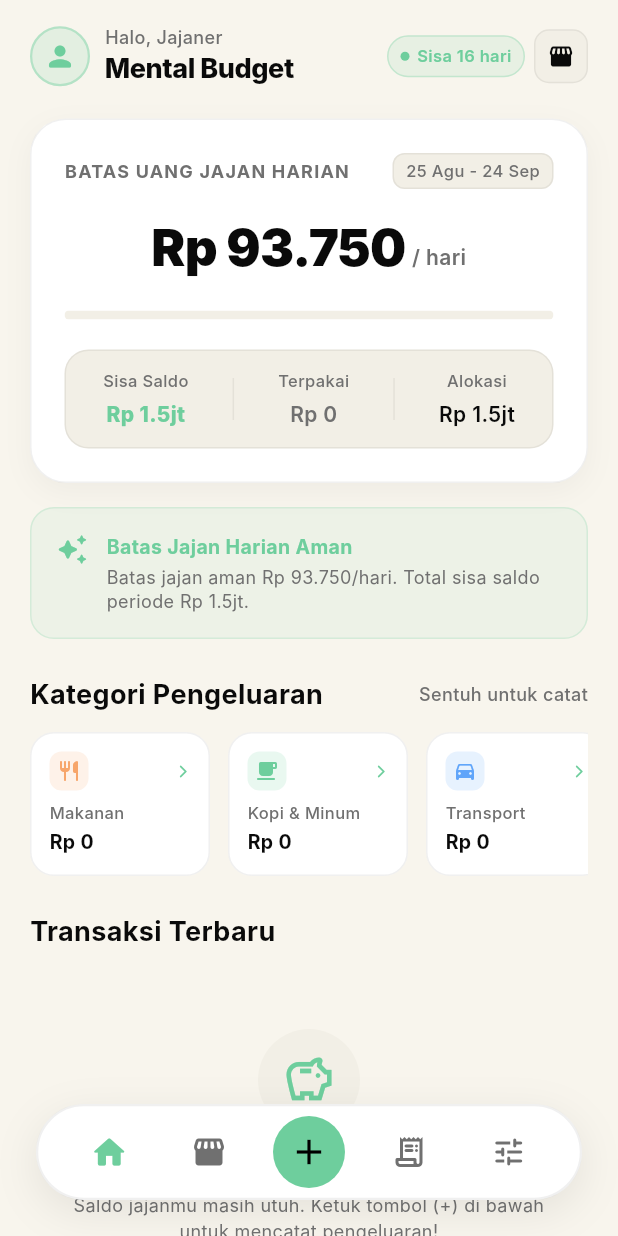
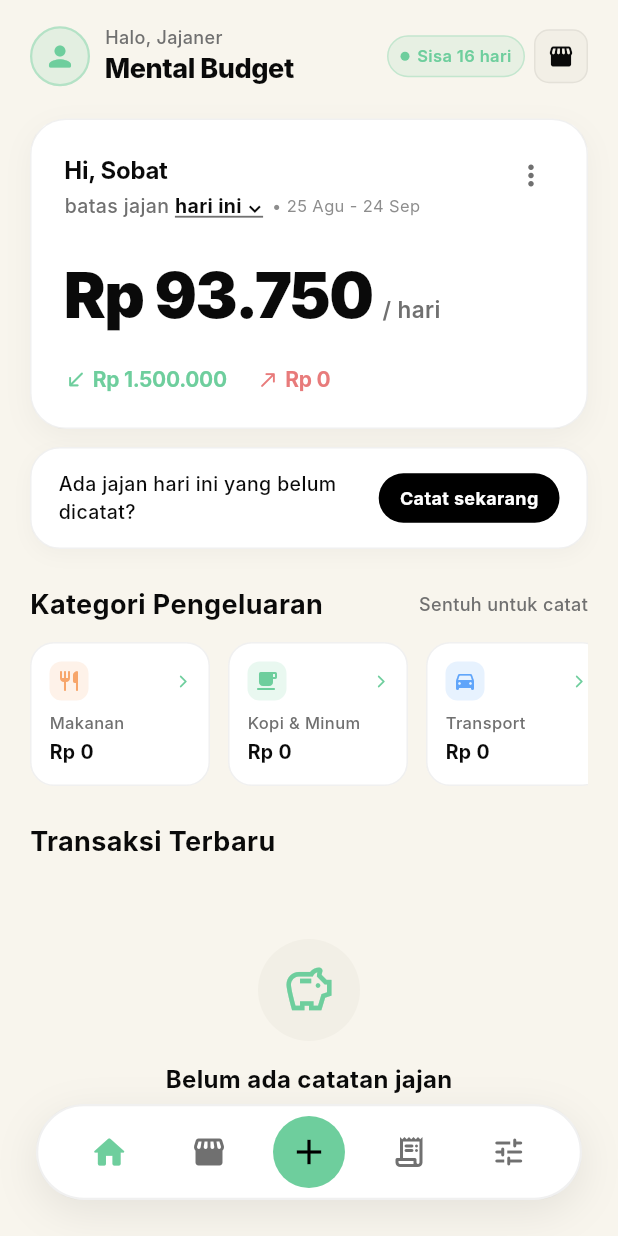
Before and after one commit to HelloRayy/expense-tracker, a Flutter app: the screen it shows after launch, on a phone screen of 412 x 824 dp. Run offline on Flutter 3.47's test engine with Material 3 defaults, Android fonts, the phone set to English and light mode, and no system bars; our stand-ins replace shared_preferences, sqflite; accounts and stored records are empty; Roboto replaces fonts that are missing (Inter).

Commit message:
feat(dashboard): align hero card and action banner with reference layout

```diff
--- a/lib/features/dashboard/dashboard_screen.dart
+++ b/lib/features/dashboard/dashboard_screen.dart
@@ -111,8 +111,9 @@ class _DashboardScreenState extends State<DashboardScreen> with WidgetsBindingOb
                         delegate: SliverChildListDelegate([
                           const SizedBox(height: 8),
 
-                          // Hero Balance Card (Pirsch 24px Radius)
+                          // Hero Balance Card (Refined Reference Layout)
                           _buildHeroBalanceCard(
+                            context: context,
                             remaining: remaining,
                             totalBudget: totalBudget,
                             spent: spent,
@@ -127,17 +128,20 @@ class _DashboardScreenState extends State<DashboardScreen> with WidgetsBindingOb
                             textPrimary: textPrimary,
                             textSecondary: textSecondary,
                           ),
-                          const SizedBox(height: 16),
+                          const SizedBox(height: 12),
 
-                          // Pirsch Nudge Banner
+                          // Secondary Nudge & Action Card (Reference Pill Button Layout)
                           _buildNudgeBanner(
+                            context: context,
                             dailyAllowance: dailyAllowance,
                             remaining: remaining,
                             isOverBudget: isOverBudget,
+                            cardColor: cardColor,
                             elevatedColor: elevatedColor,
                             borderColor: borderColor,
                             textPrimary: textPrimary,
                             textSecondary: textSecondary,
+                            isDark: isDark,
                           ),
                           const SizedBox(height: 24),
 
@@ -416,6 +420,7 @@ class _DashboardScreenState extends State<DashboardScreen> with WidgetsBindingOb
   }
 
   Widget _buildHeroBalanceCard({
+    required BuildContext context,
     required int remaining,
     required int totalBudget,
     required int spent,
@@ -449,50 +454,93 @@ class _DashboardScreenState extends State<DashboardScreen> with WidgetsBindingOb
         ],
       ),
       child: Column(
-        crossAxisAlignment: CrossAxisAlignment.center,
+        crossAxisAlignment: CrossAxisAlignment.start,
         children: [
-          // Header Row: Title & Period Badge
+          // Header Row: Greeting & Period Dropdown (Left) + 3-Dots Menu (Right)
           Row(
             mainAxisAlignment: MainAxisAlignment.spaceBetween,
+            crossAxisAlignment: CrossAxisAlignment.start,
             children: [
               Expanded(
-                child: Text(
-                  'BATAS UANG JAJAN HARIAN',
+                child: Column(
+                  crossAxisAlignment: CrossAxisAlignment.start,
+                  children: [
+                    Text(
+                      'Hi, Sobat',
+                      style: TextStyle(
+                        color: textPrimary,
+                        fontSize: 16,
+                        fontWeight: FontWeight.w700,
+                        letterSpacing: -0.2,
+                      ),
+                    ),
+                    const SizedBox(height: 3),
+                    InkWell(
+                      onTap: () => EditBudgetDialog.show(context, widget.repository),
+                      borderRadius: BorderRadius.circular(6),
+                      child: Row(
+                        mainAxisSize: MainAxisSize.min,
+                        children: [
+                          Text(
+                            'batas jajan ',
                             style: TextStyle(
                               color: textSecondary,
-                    fontSize: 12,
-                    fontWeight: FontWeight.w700,
-                    letterSpacing: 0.8,
-                  ),
-                  maxLines: 1,
-                  overflow: TextOverflow.ellipsis,
+                              fontSize: 13,
+                              fontWeight: FontWeight.w500,
                             ),
                           ),
-              const SizedBox(width: 8),
-              if (formattedPeriod.isNotEmpty)
-                Container(
-                  padding: const EdgeInsets.symmetric(horizontal: 8, vertical: 3),
-                  decoration: BoxDecoration(
-                    color: elevatedColor,
-                    borderRadius: BorderRadius.circular(8),
-                    border: Border.all(color: borderColor),
+                          Text(
+                            'hari ini ⌄',
+                            style: TextStyle(
+                              color: textPrimary,
+                              fontSize: 13,
+                              fontWeight: FontWeight.w700,
+                              decoration: TextDecoration.underline,
+                              decorationColor: textSecondary,
                             ),
-                  child: Text(
-                    formattedPeriod,
+                          ),
+                          if (formattedPeriod.isNotEmpty) ...[
+                            const SizedBox(width: 6),
+                            Text(
+                              '• $formattedPeriod',
                               style: TextStyle(
+                                color: textSecondary.withValues(alpha: 0.8),
+                                fontSize: 11,
+                                fontWeight: FontWeight.w400,
+                              ),
+                            ),
+                          ],
+                        ],
+                      ),
+                    ),
+                  ],
+                ),
+              ),
+              // 3-dots Menu Button
+              Material(
+                color: Colors.transparent,
+                child: InkWell(
+                  onTap: () => EditBudgetDialog.show(context, widget.repository),
+                  borderRadius: BorderRadius.circular(16),
+                  child: Container(
+                    padding: const EdgeInsets.all(4),
+                    child: Icon(
+                      Icons.more_vert_rounded,
                       color: textSecondary,
-                      fontSize: 11,
-                      fontWeight: FontWeight.w500,
+                      size: 22,
+                    ),
                   ),
                 ),
               ),
             ],
           ),
-          const SizedBox(height: 14),
+          const SizedBox(height: 20),
 
-          // Main Hero Nominal (Batas Uang Jajan Harian)
-          Row(
-            mainAxisAlignment: MainAxisAlignment.center,
+          // Main Hero Nominal: Left-aligned
+          FittedBox(
+            fit: BoxFit.scaleDown,
+            alignment: Alignment.centerLeft,
+            child: Row(
               crossAxisAlignment: CrossAxisAlignment.baseline,
               textBaseline: TextBaseline.alphabetic,
               children: [
@@ -500,182 +548,152 @@ class _DashboardScreenState extends State<DashboardScreen> with WidgetsBindingOb
                   isOverBudget ? 'Rp 0' : CurrencyFormatter.format(dailyAllowance),
                   style: TextStyle(
                     color: isOverBudget ? PirschColors.roseRed : textPrimary,
-                  fontSize: 34,
+                    fontSize: 42,
                     fontWeight: FontWeight.w900,
-                  letterSpacing: -0.5,
+                    letterSpacing: -1.0,
                   ),
                 ),
-              const SizedBox(width: 4),
+                const SizedBox(width: 6),
                 Text(
                   '/ hari',
                   style: TextStyle(
                     color: isOverBudget ? PirschColors.roseRed.withValues(alpha: 0.7) : textSecondary,
-                  fontSize: 14,
+                    fontSize: 15,
                     fontWeight: FontWeight.w600,
                   ),
                 ),
               ],
             ),
-          const SizedBox(height: 18),
+          ),
+          const SizedBox(height: 16),
 
-          // Pirsch Minimal Progress Bar
-          ClipRRect(
-            borderRadius: BorderRadius.circular(6),
-            child: LinearProgressIndicator(
-              value: pct,
-              minHeight: 6,
-              backgroundColor: elevatedColor,
-              valueColor: AlwaysStoppedAnimation<Color>(
-                isOverBudget
-                    ? PirschColors.roseRed
-                    : pct > 0.8
-                        ? PirschColors.warmYellow
-                        : PirschColors.mintGreen,
+          // Sub-metrics Row below Hero: ↙ Sisa Saldo & ↗ Terpakai (Side-by-Side)
+          Row(
+            children: [
+              // Left: ↙ Sisa Saldo (Green)
+              Row(
+                mainAxisSize: MainAxisSize.min,
+                children: [
+                  const Icon(
+                    Icons.south_west_rounded,
+                    size: 15,
+                    color: PirschColors.mintGreen,
                   ),
+                  const SizedBox(width: 4),
+                  Text(
+                    CurrencyFormatter.format(remaining),
+                    style: TextStyle(
+                      color: isOverBudget ? PirschColors.roseRed : PirschColors.mintGreen,
+                      fontSize: 14,
+                      fontWeight: FontWeight.w700,
+                      letterSpacing: -0.2,
                     ),
-          ),
-          const SizedBox(height: 20),
-
-          // 3-Column Mini Metrics Strip (Pirsch Key Stats Layout)
-          Container(
-            padding: const EdgeInsets.symmetric(vertical: 12, horizontal: 10),
-            decoration: BoxDecoration(
-              color: elevatedColor,
-              borderRadius: BorderRadius.circular(16),
-              border: Border.all(color: borderColor),
-            ),
-            child: Row(
-              mainAxisAlignment: MainAxisAlignment.spaceAround,
-              children: [
-                // Col 1: Sisa Saldo Total Periode
-                _buildStatColumn(
-                  label: 'Sisa Saldo',
-                  value: CurrencyFormatter.formatCompact(remaining),
-                  valueColor: isOverBudget ? PirschColors.roseRed : PirschColors.mintGreen,
-                  textSecondary: textSecondary,
-                  isBold: true,
-                ),
-                Container(width: 1, height: 28, color: borderColor),
-
-                // Col 2: Terpakai
-                _buildStatColumn(
-                  label: 'Terpakai',
-                  value: CurrencyFormatter.formatCompact(spent),
-                  valueColor: isOverBudget ? PirschColors.roseRed : textSecondary,
-                  textSecondary: textSecondary,
-                ),
-                Container(width: 1, height: 28, color: borderColor),
-
-                // Col 3: Total Budget / Alokasi
-                _buildStatColumn(
-                  label: 'Alokasi',
-                  value: CurrencyFormatter.formatCompact(totalBudget),
-                  valueColor: textPrimary,
-                  textSecondary: textSecondary,
                   ),
                 ],
               ),
+              const SizedBox(width: 20),
+
+              // Right: ↗ Terpakai (Red)
+              Row(
+                mainAxisSize: MainAxisSize.min,
+                children: [
+                  const Icon(
+                    Icons.north_east_rounded,
+                    size: 15,
+                    color: PirschColors.roseRed,
+                  ),
+                  const SizedBox(width: 4),
+                  Text(
+                    CurrencyFormatter.format(spent),
+                    style: const TextStyle(
+                      color: PirschColors.roseRed,
+                      fontSize: 14,
+                      fontWeight: FontWeight.w700,
+                      letterSpacing: -0.2,
+                    ),
+                  ),
+                ],
+              ),
+            ],
           ),
         ],
       ),
     );
   }
 
-  Widget _buildStatColumn({
-    required String label,
-    required String value,
-    required Color valueColor,
-    required Color textSecondary,
-    bool isBold = false,
-  }) {
-    return Column(
-      children: [
-        Text(
-          label,
-          style: TextStyle(
-            color: textSecondary,
-            fontSize: 11,
-            fontWeight: FontWeight.w500,
-          ),
-        ),
-        const SizedBox(height: 4),
-        Text(
-          value,
-          style: TextStyle(
-            color: valueColor,
-            fontSize: 14,
-            fontWeight: isBold ? FontWeight.w800 : FontWeight.w600,
-          ),
-        ),
-      ],
-    );
-  }
-
   Widget _buildNudgeBanner({
+    required BuildContext context,
     required int dailyAllowance,
     required int remaining,
     required bool isOverBudget,
+    required Color cardColor,
     required Color elevatedColor,
     required Color borderColor,
     required Color textPrimary,
     required Color textSecondary,
+    required bool isDark,
   }) {
-    final String title;
-    final String description;
-    final Color accentColor;
-    final IconData iconData;
-
+    final String message;
     if (isOverBudget) {
-      iconData = Icons.warning_amber_rounded;
-      accentColor = PirschColors.roseRed;
-      title = 'Batas jajan periode ini telah habis!';
-      description = 'Batas harian Rp 0. Tahan jajan dulu hingga tanggal gajian untuk menjaga uang pokok tetap aman.';
+      message = 'Batas jajan habis. Tahan jajan dulu ya!';
     } else if (dailyAllowance < 20000) {
-      iconData = Icons.bolt_rounded;
-      accentColor = PirschColors.warmYellow;
-      title = 'Batas jajan harian menipis';
-      description = 'Batas aman tersisa ${CurrencyFormatter.format(dailyAllowance)}/hari. Sisa saldo total ${CurrencyFormatter.formatCompact(remaining)}.';
+      message = 'Jatah jajan menipis, catat setiap pengeluaran!';
     } else {
-      iconData = Icons.auto_awesome_rounded;
-      accentColor = PirschColors.mintGreen;
-      title = 'Batas Jajan Harian Aman';
-      description = 'Batas jajan aman ${CurrencyFormatter.format(dailyAllowance)}/hari. Total sisa saldo periode ${CurrencyFormatter.formatCompact(remaining)}.';
+      message = 'Ada jajan hari ini yang belum dicatat?';
     }
 
     return Container(
-      padding: const EdgeInsets.all(16),
+      width: double.infinity,
+      padding: const EdgeInsets.symmetric(horizontal: 18, vertical: 14),
       decoration: BoxDecoration(
-        color: accentColor.withValues(alpha: 0.08),
-        borderRadius: BorderRadius.circular(16),
-        border: Border.all(color: accentColor.withValues(alpha: 0.2)),
+        color: cardColor,
+        borderRadius: BorderRadius.circular(20),
+        border: Border.all(color: borderColor),
+        boxShadow: [
+          BoxShadow(
+            color: Colors.black.withValues(alpha: 0.03),
+            blurRadius: 10,
+            offset: const Offset(0, 4),
+          ),
+        ],
       ),
       child: Row(
-        crossAxisAlignment: CrossAxisAlignment.start,
+        mainAxisAlignment: MainAxisAlignment.spaceBetween,
         children: [
-          Icon(iconData, color: accentColor, size: 22),
+          Expanded(
+            child: Text(
+              message,
+              style: TextStyle(
+                color: textPrimary,
+                fontSize: 13,
+                fontWeight: FontWeight.w500,
+              ),
+              maxLines: 2,
+              overflow: TextOverflow.ellipsis,
+            ),
+          ),
           const SizedBox(width: 12),
-          Expanded(
-            child: Column(
-              crossAxisAlignment: CrossAxisAlignment.start,
-              children: [
-                Text(
-                  title,
+          Material(
+            color: isDark ? Colors.white : Colors.black,
+            borderRadius: BorderRadius.circular(20),
+            child: InkWell(
+              onTap: () => QuickLogDialog.show(
+                context,
+                repository: widget.repository,
+                onComplete: () => setState(() {}),
+              ),
+              borderRadius: BorderRadius.circular(20),
+              child: Container(
+                padding: const EdgeInsets.symmetric(horizontal: 14, vertical: 8),
+                child: Text(
+                  'Catat sekarang',
                   style: TextStyle(
-                    color: accentColor,
-                    fontSize: 13,
+                    color: isDark ? Colors.black : Colors.white,
+                    fontSize: 12,
                     fontWeight: FontWeight.w700,
                   ),
                 ),
-                const SizedBox(height: 3),
-                Text(
-                  description,
-                  style: TextStyle(
-                    color: textSecondary,
-                    fontSize: 12,
-                    height: 1.3,
               ),
-                ),
-              ],
             ),
           ),
         ],
```
Lines whose indentation alone changed are shown as unchanged.
